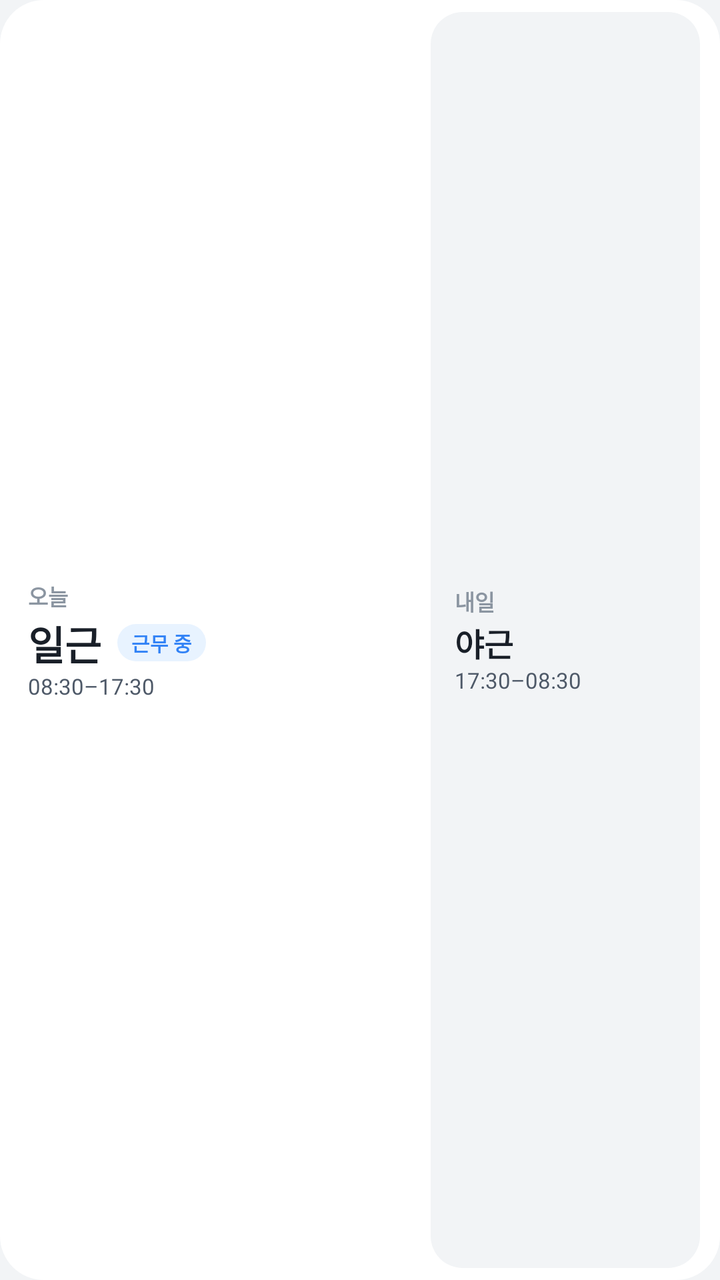
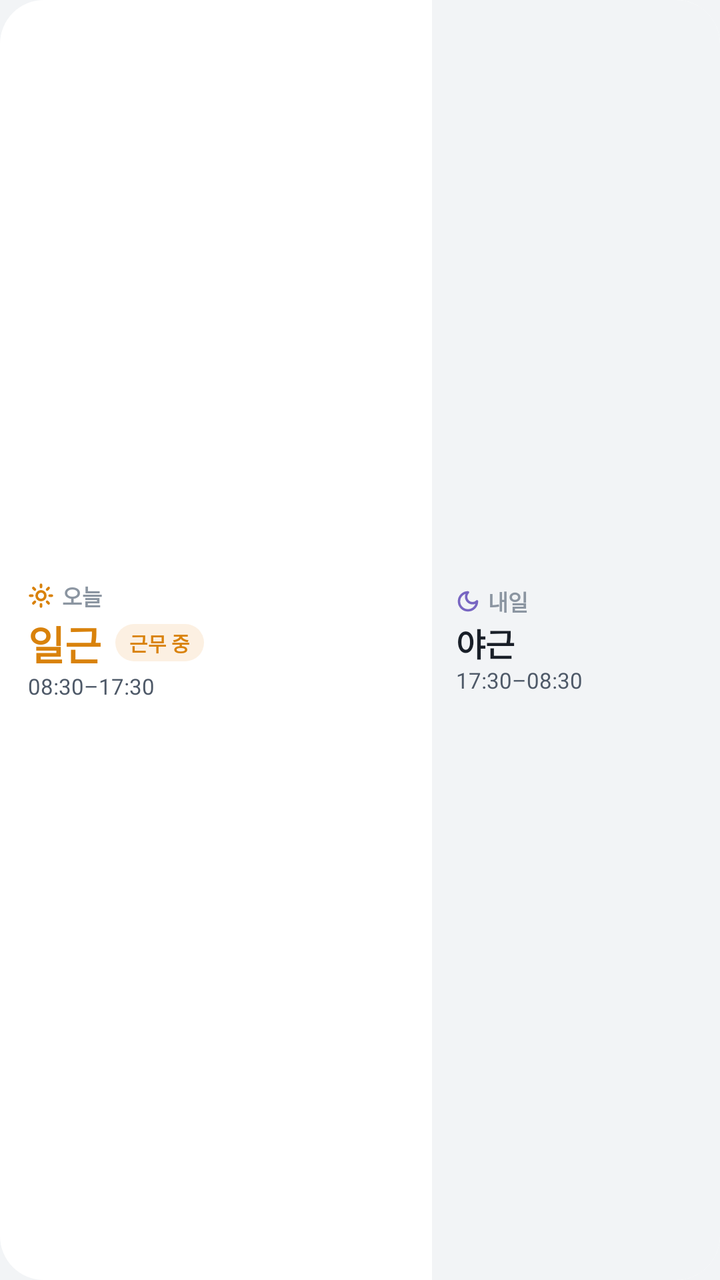

Before-and-after screenshots of an Android layout around one commit, followed by the original layout XML and the change that was made.
<!-- AndroidManifest.xml: application theme AppTheme -->
<!-- res/layout/widget_4x1.xml -->
<?xml version="1.0" encoding="utf-8"?>
<FrameLayout xmlns:android="http://schemas.android.com/apk/res/android"
    xmlns:tools="http://schemas.android.com/tools"
    tools:ignore="HardcodedText"
    android:id="@+id/root"
    android:layout_width="match_parent"
    android:layout_height="match_parent"
    android:background="@drawable/widget_bg"
    android:paddingStart="14dp"
    android:paddingTop="6dp"
    android:paddingEnd="10dp"
    android:paddingBottom="6dp">

    <TextView android:id="@+id/empty" android:layout_width="match_parent" android:layout_height="match_parent" android:gravity="center" android:text="@string/widget_empty" android:textColor="@color/w_sub" android:textSize="11sp" android:visibility="gone" />

    <LinearLayout android:id="@+id/content" android:layout_width="match_parent" android:layout_height="match_parent" android:baselineAligned="false" android:orientation="horizontal">
        <LinearLayout android:layout_width="0dp" android:layout_height="match_parent" android:layout_weight="1.5" android:gravity="center_vertical" android:orientation="vertical" android:paddingStart="0dp" android:paddingEnd="12dp">
            <TextView android:id="@+id/today_cap" android:text="오늘" android:layout_width="wrap_content" android:layout_height="wrap_content" android:includeFontPadding="false" android:maxLines="1" android:ellipsize="end" android:textSize="11sp" android:textColor="@color/w_sub" android:textStyle="bold" />
            <LinearLayout android:layout_width="match_parent" android:layout_height="wrap_content" android:layout_marginTop="1dp" android:gravity="center_vertical" android:orientation="horizontal">
                <TextView android:id="@+id/today_name" android:text="일근" android:layout_width="wrap_content" android:layout_height="wrap_content" android:includeFontPadding="false" android:maxLines="1" android:textSize="20sp" android:textColor="@color/w_ink" android:textStyle="bold" />
                <TextView android:id="@+id/live" android:text="근무 중" android:layout_width="wrap_content" android:layout_height="wrap_content" android:layout_marginStart="8dp" android:background="@drawable/widget_chip_on" android:includeFontPadding="false" android:maxLines="1" android:paddingStart="7dp" android:paddingTop="2dp" android:paddingEnd="7dp" android:paddingBottom="2dp" android:textColor="@color/w_blue" android:textSize="10sp" android:textStyle="bold" />
            </LinearLayout>
            <TextView android:id="@+id/today_time" android:text="08:30–17:30" android:layout_width="wrap_content" android:layout_height="wrap_content" android:layout_marginTop="1dp" android:includeFontPadding="false" android:maxLines="1" android:ellipsize="end" android:textSize="11sp" android:textColor="@color/w_body" />
        </LinearLayout>
        <LinearLayout android:layout_width="0dp" android:layout_height="match_parent" android:layout_weight="1" android:background="@drawable/widget_inset" android:gravity="center_vertical" android:orientation="vertical" android:paddingStart="12dp" android:paddingEnd="8dp">
            <TextView android:id="@+id/next_cap" android:text="내일" android:layout_width="wrap_content" android:layout_height="wrap_content" android:includeFontPadding="false" android:maxLines="1" android:ellipsize="end" android:textSize="11sp" android:textColor="@color/w_sub" android:textStyle="bold" />
            <TextView android:id="@+id/next_name" android:text="야근" android:layout_width="wrap_content" android:layout_height="wrap_content" android:layout_marginTop="1dp" android:includeFontPadding="false" android:maxLines="1" android:ellipsize="end" android:textSize="16sp" android:textColor="@color/w_ink" android:textStyle="bold" />
            <TextView android:id="@+id/next_time" android:text="17:30–08:30" android:layout_width="wrap_content" android:layout_height="wrap_content" android:layout_marginTop="1dp" android:includeFontPadding="false" android:maxLines="1" android:ellipsize="end" android:textSize="11sp" android:textColor="@color/w_body" />
        </LinearLayout>
    </LinearLayout>
</FrameLayout>
<!-- resources referenced by this layout -->
<resources>
  <color name="w_blue">#3182F6</color>
  <color name="w_body">#4E5968</color>
  <color name="w_ink">#191F28</color>
  <color name="w_sub">#8B95A1</color>
  <!-- drawable widget_bg (drawable) -->
  <?xml version="1.0" encoding="utf-8"?>
  <shape xmlns:android="http://schemas.android.com/apk/res/android" android:shape="rectangle">
      <solid android:color="@color/w_bg" />
      <corners android:radius="22dp" />
  </shape>
  <!-- drawable widget_chip_on (drawable) -->
  <?xml version="1.0" encoding="utf-8"?>
  <shape xmlns:android="http://schemas.android.com/apk/res/android" android:shape="rectangle">
      <solid android:color="@color/w_blue_soft" />
      <corners android:radius="999dp" />
  </shape>
  <!-- drawable widget_inset (drawable) -->
  <?xml version="1.0" encoding="utf-8"?>
  <shape xmlns:android="http://schemas.android.com/apk/res/android" android:shape="rectangle">
      <solid android:color="@color/w_inset" />
      <corners android:radius="16dp" />
  </shape>
  <string name="widget_empty">앱을 한 번 열면 근무가 보여요</string>
  <style name="AppTheme" parent="android:Theme.Material.Light.NoActionBar">
          <item name="android:windowBackground">@color/page</item>
          <item name="android:statusBarColor">@color/page</item>
          <item name="android:navigationBarColor">@color/page</item>
          <item name="android:windowLightStatusBar">true</item>
      </style>
  <color name="w_bg">#FFFFFF</color>
  <color name="w_blue_soft">#E8F3FF</color>
  <color name="w_inset">#F2F4F6</color>
  <color name="page">#F2F4F6</color>
</resources>

<!-- the commit's change to res/layout/widget_4x1.xml (unified diff, before → after) -->
@@ -1,31 +1,34 @@
 <?xml version="1.0" encoding="utf-8"?>
 <FrameLayout xmlns:android="http://schemas.android.com/apk/res/android"
     xmlns:tools="http://schemas.android.com/tools"
-    tools:ignore="HardcodedText"
+    tools:ignore="HardcodedText,ContentDescription"
     android:id="@+id/root"
     android:layout_width="match_parent"
     android:layout_height="match_parent"
     android:background="@drawable/widget_bg"
-    android:paddingStart="14dp"
-    android:paddingTop="6dp"
-    android:paddingEnd="10dp"
-    android:paddingBottom="6dp">
+    android:padding="0dp">
 
     <TextView android:id="@+id/empty" android:layout_width="match_parent" android:layout_height="match_parent" android:gravity="center" android:text="@string/widget_empty" android:textColor="@color/w_sub" android:textSize="11sp" android:visibility="gone" />
 
     <LinearLayout android:id="@+id/content" android:layout_width="match_parent" android:layout_height="match_parent" android:baselineAligned="false" android:orientation="horizontal">
-        <LinearLayout android:layout_width="0dp" android:layout_height="match_parent" android:layout_weight="1.5" android:gravity="center_vertical" android:orientation="vertical" android:paddingStart="0dp" android:paddingEnd="12dp">
-            <TextView android:id="@+id/today_cap" android:text="오늘" android:layout_width="wrap_content" android:layout_height="wrap_content" android:includeFontPadding="false" android:maxLines="1" android:ellipsize="end" android:textSize="11sp" android:textColor="@color/w_sub" android:textStyle="bold" />
+        <LinearLayout android:layout_width="0dp" android:layout_height="match_parent" android:layout_weight="1.5" android:gravity="center_vertical" android:orientation="vertical" android:paddingStart="14dp" android:paddingTop="6dp" android:paddingEnd="10dp" android:paddingBottom="6dp">
+            <LinearLayout android:id="@+id/today_cap_row" android:layout_width="wrap_content" android:layout_height="wrap_content" android:gravity="center_vertical" android:orientation="horizontal">
+                <ImageView android:id="@+id/today_ico" android:layout_width="13dp" android:layout_height="13dp" android:src="@drawable/ic_shift_day" />
+                <TextView android:id="@+id/today_cap" android:layout_width="wrap_content" android:layout_height="wrap_content" android:layout_marginStart="4dp" android:text="오늘" android:includeFontPadding="false" android:maxLines="1" android:ellipsize="end" android:textSize="11sp" android:textColor="@color/w_sub" android:textStyle="bold" />
+            </LinearLayout>
             <LinearLayout android:layout_width="match_parent" android:layout_height="wrap_content" android:layout_marginTop="1dp" android:gravity="center_vertical" android:orientation="horizontal">
-                <TextView android:id="@+id/today_name" android:text="일근" android:layout_width="wrap_content" android:layout_height="wrap_content" android:includeFontPadding="false" android:maxLines="1" android:textSize="20sp" android:textColor="@color/w_ink" android:textStyle="bold" />
-                <TextView android:id="@+id/live" android:text="근무 중" android:layout_width="wrap_content" android:layout_height="wrap_content" android:layout_marginStart="8dp" android:background="@drawable/widget_chip_on" android:includeFontPadding="false" android:maxLines="1" android:paddingStart="7dp" android:paddingTop="2dp" android:paddingEnd="7dp" android:paddingBottom="2dp" android:textColor="@color/w_blue" android:textSize="10sp" android:textStyle="bold" />
+                <TextView android:id="@+id/today_name" android:layout_width="wrap_content" android:layout_height="wrap_content" android:text="일근" android:includeFontPadding="false" android:maxLines="1" android:textSize="20sp" android:textColor="@color/s_day" android:textStyle="bold" />
+                <TextView android:id="@+id/live" android:layout_width="wrap_content" android:layout_height="wrap_content" android:layout_marginStart="7dp" android:background="@drawable/widget_chip_s_day" android:includeFontPadding="false" android:maxLines="1" android:paddingStart="7dp" android:paddingTop="2dp" android:paddingEnd="7dp" android:paddingBottom="2dp" android:text="근무 중" android:textColor="@color/s_day" android:textSize="10sp" android:textStyle="bold" />
             </LinearLayout>
-            <TextView android:id="@+id/today_time" android:text="08:30–17:30" android:layout_width="wrap_content" android:layout_height="wrap_content" android:layout_marginTop="1dp" android:includeFontPadding="false" android:maxLines="1" android:ellipsize="end" android:textSize="11sp" android:textColor="@color/w_body" />
+            <TextView android:id="@+id/today_time" android:layout_width="wrap_content" android:layout_height="wrap_content" android:layout_marginTop="1dp" android:text="08:30–17:30" android:includeFontPadding="false" android:maxLines="1" android:ellipsize="end" android:textSize="11sp" android:textColor="@color/w_body" />
         </LinearLayout>
-        <LinearLayout android:layout_width="0dp" android:layout_height="match_parent" android:layout_weight="1" android:background="@drawable/widget_inset" android:gravity="center_vertical" android:orientation="vertical" android:paddingStart="12dp" android:paddingEnd="8dp">
-            <TextView android:id="@+id/next_cap" android:text="내일" android:layout_width="wrap_content" android:layout_height="wrap_content" android:includeFontPadding="false" android:maxLines="1" android:ellipsize="end" android:textSize="11sp" android:textColor="@color/w_sub" android:textStyle="bold" />
-            <TextView android:id="@+id/next_name" android:text="야근" android:layout_width="wrap_content" android:layout_height="wrap_content" android:layout_marginTop="1dp" android:includeFontPadding="false" android:maxLines="1" android:ellipsize="end" android:textSize="16sp" android:textColor="@color/w_ink" android:textStyle="bold" />
-            <TextView android:id="@+id/next_time" android:text="17:30–08:30" android:layout_width="wrap_content" android:layout_height="wrap_content" android:layout_marginTop="1dp" android:includeFontPadding="false" android:maxLines="1" android:ellipsize="end" android:textSize="11sp" android:textColor="@color/w_body" />
+        <LinearLayout android:layout_width="0dp" android:layout_height="match_parent" android:layout_weight="1" android:background="@drawable/widget_next_panel" android:gravity="center_vertical" android:orientation="vertical" android:paddingStart="12dp" android:paddingEnd="8dp">
+            <LinearLayout android:id="@+id/next_cap_row" android:layout_width="wrap_content" android:layout_height="wrap_content" android:gravity="center_vertical" android:orientation="horizontal">
+                <ImageView android:id="@+id/next_ico" android:layout_width="12dp" android:layout_height="12dp" android:src="@drawable/ic_shift_night" />
+                <TextView android:id="@+id/next_cap" android:layout_width="wrap_content" android:layout_height="wrap_content" android:layout_marginStart="4dp" android:text="내일" android:includeFontPadding="false" android:maxLines="1" android:ellipsize="end" android:textSize="11sp" android:textColor="@color/w_sub" android:textStyle="bold" />
+            </LinearLayout>
+            <TextView android:id="@+id/next_name" android:layout_width="wrap_content" android:layout_height="wrap_content" android:layout_marginTop="1dp" android:text="야근" android:includeFontPadding="false" android:maxLines="1" android:ellipsize="end" android:textSize="16sp" android:textColor="@color/w_ink" android:textStyle="bold" />
+            <TextView android:id="@+id/next_time" android:layout_width="wrap_content" android:layout_height="wrap_content" android:layout_marginTop="1dp" android:text="17:30–08:30" android:includeFontPadding="false" android:maxLines="1" android:ellipsize="end" android:textSize="11sp" android:textColor="@color/w_body" />
         </LinearLayout>
     </LinearLayout>
 </FrameLayout>
<!-- resource entries referenced after the edit -->
@@ -1,26 +1,32 @@
 <!-- resources referenced by this layout -->
 <resources>
-  <color name="w_blue">#3182F6</color>
+  <color name="s_day">#D9820B</color>
   <color name="w_body">#4E5968</color>
   <color name="w_ink">#191F28</color>
   <color name="w_sub">#8B95A1</color>
+  <!-- drawable ic_shift_day: vector/xml drawable (drawable, 2029 chars, omitted) -->
+  <!-- drawable ic_shift_night (drawable) -->
+  <?xml version="1.0" encoding="utf-8"?>
+  <vector xmlns:android="http://schemas.android.com/apk/res/android" android:width="24dp" android:height="24dp" android:viewportWidth="24" android:viewportHeight="24">
+      <path android:pathData="M12,3a6,6 0 0,0 9,9a9,9 0 1,1 -9,-9z" android:strokeColor="@color/s_night" android:strokeWidth="2.4" android:strokeLineCap="round" android:strokeLineJoin="round" android:fillColor="#00000000" />
+  </vector>
   <!-- drawable widget_bg (drawable) -->
   <?xml version="1.0" encoding="utf-8"?>
   <shape xmlns:android="http://schemas.android.com/apk/res/android" android:shape="rectangle">
       <solid android:color="@color/w_bg" />
       <corners android:radius="22dp" />
   </shape>
-  <!-- drawable widget_chip_on (drawable) -->
+  <!-- drawable widget_chip_s_day (drawable) -->
   <?xml version="1.0" encoding="utf-8"?>
   <shape xmlns:android="http://schemas.android.com/apk/res/android" android:shape="rectangle">
-      <solid android:color="@color/w_blue_soft" />
+      <solid android:color="@color/t_day" />
       <corners android:radius="999dp" />
   </shape>
-  <!-- drawable widget_inset (drawable) -->
+  <!-- drawable widget_next_panel (drawable) -->
   <?xml version="1.0" encoding="utf-8"?>
   <shape xmlns:android="http://schemas.android.com/apk/res/android" android:shape="rectangle">
       <solid android:color="@color/w_inset" />
-      <corners android:radius="16dp" />
+      <corners android:topLeftRadius="0dp" android:bottomLeftRadius="0dp" android:topRightRadius="22dp" android:bottomRightRadius="22dp" />
   </shape>
   <string name="widget_empty">앱을 한 번 열면 근무가 보여요</string>
   <style name="AppTheme" parent="android:Theme.Material.Light.NoActionBar">
@@ -29,8 +35,9 @@
           <item name="android:navigationBarColor">@color/page</item>
           <item name="android:windowLightStatusBar">true</item>
       </style>
+  <color name="s_night">#7866C2</color>
   <color name="w_bg">#FFFFFF</color>
-  <color name="w_blue_soft">#E8F3FF</color>
+  <color name="t_day">#FCF0E2</color>
   <color name="w_inset">#F2F4F6</color>
   <color name="page">#F2F4F6</color>
 </resources>
